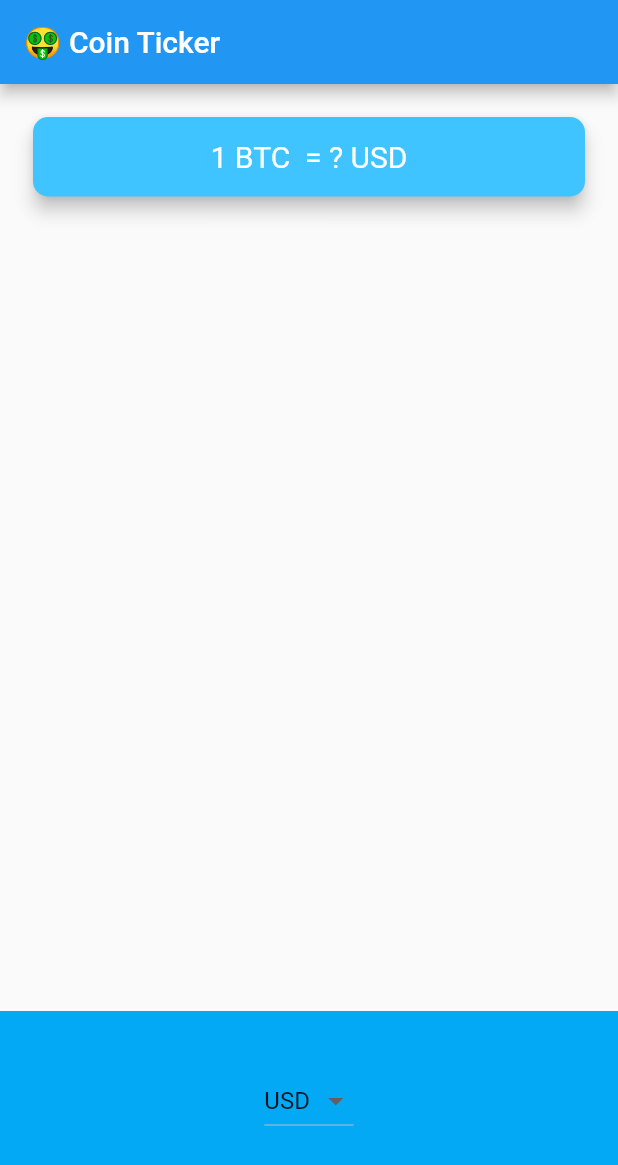
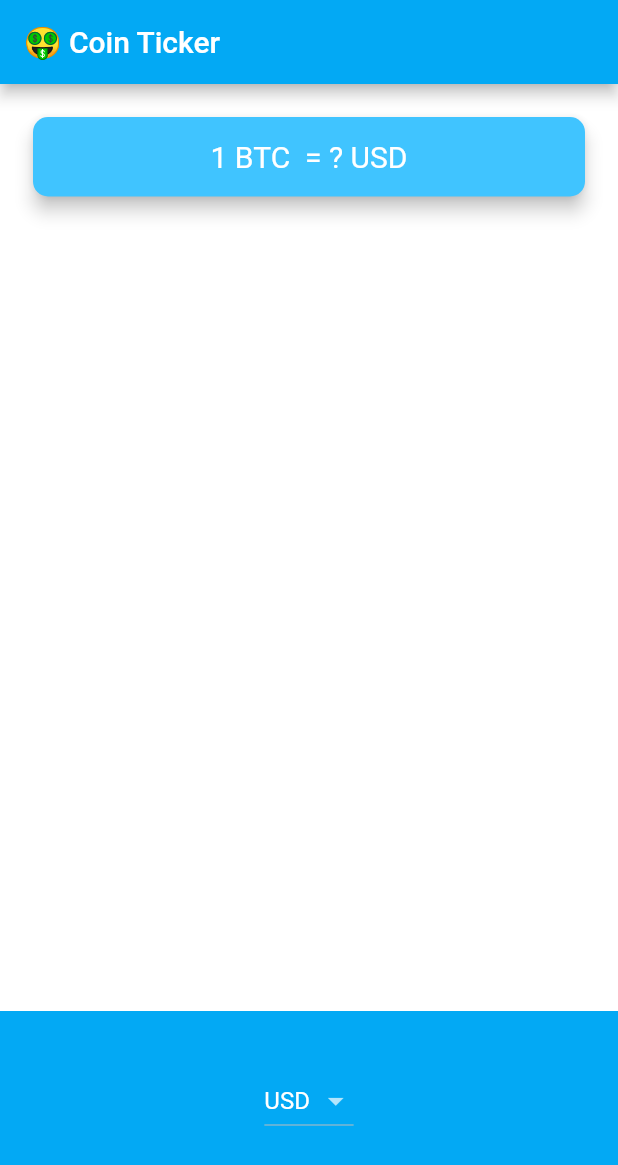
Before and after one commit to a-tiny-developer/bitcoin_ticker_flutter, a Flutter app: the screen it shows after launch, on a phone screen of 412 x 824 dp. Shown: the top 1165 px of the screen. Run offline on Flutter 3.47's test engine with Material 2 defaults, Android fonts, the phone set to English and light mode, and no system bars.

Commit message:
change theme

```diff
--- a/lib/screens/price_screen.dart
+++ b/lib/screens/price_screen.dart
@@ -15,6 +15,7 @@ class _PriceScreenState extends State<PriceScreen> {
     return Scaffold(
       appBar: AppBar(
         title: const Text('🤑 Coin Ticker'),
+        backgroundColor: Theme.of(context).primaryColor,
       ),
       body: Column(
         mainAxisAlignment: MainAxisAlignment.spaceBetween,
@@ -38,7 +39,6 @@ class _PriceScreenState extends State<PriceScreen> {
                   textAlign: TextAlign.center,
                   style: TextStyle(
                     fontSize: 20,
-                    color: Colors.white,
                   ),
                 ),
               ),
--- a/lib/theme/app_theme.dart
+++ b/lib/theme/app_theme.dart
@@ -3,8 +3,9 @@ import 'package:flutter/material.dart';
 class AppTheme {
   static const Color primary = Colors.lightBlue;
 
-  static final ThemeData lightTheme = ThemeData.light().copyWith(
+  static final ThemeData lightTheme = ThemeData.dark().copyWith(
     primaryColor: primary,
+    scaffoldBackgroundColor: Colors.white,
     // textTheme: lightTextTheme,
   );
 
```
